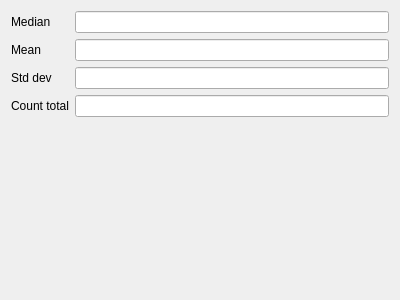
Above: specviz/plugins/statistics/statistics.ui from spacetelescope/specviz before the change. Below: the same form after it.
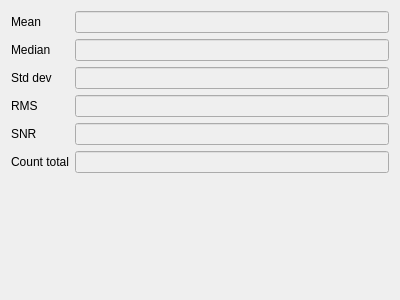
That is the form after the change.

Commit message: Stats ui and widget

Patch:
```diff
--- a/specviz/plugins/statistics/statistics.ui
+++ b/specviz/plugins/statistics/statistics.ui
@@ -16,16 +16,6 @@
   <layout class="QVBoxLayout" name="verticalLayout">
    <item>
     <layout class="QFormLayout" name="formLayout">
-     <item row="0" column="0">
-      <widget class="QLabel" name="median_label">
-       <property name="text">
-        <string>Median</string>
-       </property>
-      </widget>
-     </item>
-     <item row="0" column="1">
-      <widget class="QLineEdit" name="median_line_edit"/>
-     </item>
      <item row="1" column="0">
       <widget class="QLabel" name="meanLabel">
        <property name="text">
@@ -34,27 +24,84 @@
       </widget>
      </item>
      <item row="1" column="1">
-      <widget class="QLineEdit" name="meanLineEdit"/>
+      <widget class="QLineEdit" name="mean_line_edit">
+       <property name="enabled">
+        <bool>false</bool>
+       </property>
+      </widget>
      </item>
-     <item row="2" column="0">
+     <item row="3" column="0">
       <widget class="QLabel" name="stdDevLabel">
        <property name="text">
         <string>Std dev</string>
        </property>
       </widget>
      </item>
+     <item row="3" column="1">
+      <widget class="QLineEdit" name="std_dev_line_edit">
+       <property name="enabled">
+        <bool>false</bool>
+       </property>
+      </widget>
+     </item>
+     <item row="2" column="0">
+      <widget class="QLabel" name="median_label">
+       <property name="text">
+        <string>Median</string>
+       </property>
+      </widget>
+     </item>
      <item row="2" column="1">
-      <widget class="QLineEdit" name="stdDevLineEdit"/>
+      <widget class="QLineEdit" name="median_line_edit">
+       <property name="enabled">
+        <bool>false</bool>
+       </property>
+       <property name="readOnly">
+        <bool>false</bool>
+       </property>
+      </widget>
      </item>
-     <item row="3" column="0">
+     <item row="4" column="0">
+      <widget class="QLabel" name="rmsLabel">
+       <property name="text">
+        <string>RMS</string>
+       </property>
+      </widget>
+     </item>
+     <item row="4" column="1">
+      <widget class="QLineEdit" name="rms_line_edit">
+       <property name="enabled">
+        <bool>false</bool>
+       </property>
+      </widget>
+     </item>
+     <item row="5" column="0">
+      <widget class="QLabel" name="snrLabel">
+       <property name="text">
+        <string>SNR</string>
+       </property>
+      </widget>
+     </item>
+     <item row="5" column="1">
+      <widget class="QLineEdit" name="snr_line_edit">
+       <property name="enabled">
+        <bool>false</bool>
+       </property>
+      </widget>
+     </item>
+     <item row="6" column="0">
       <widget class="QLabel" name="countTotalLabel">
        <property name="text">
         <string>Count total</string>
        </property>
       </widget>
      </item>
-     <item row="3" column="1">
-      <widget class="QLineEdit" name="countTotalLineEdit"/>
+     <item row="6" column="1">
+      <widget class="QLineEdit" name="count_total_line_edit">
+       <property name="enabled">
+        <bool>false</bool>
+       </property>
+      </widget>
      </item>
     </layout>
    </item>
```
The commit also changes 3 other files.
